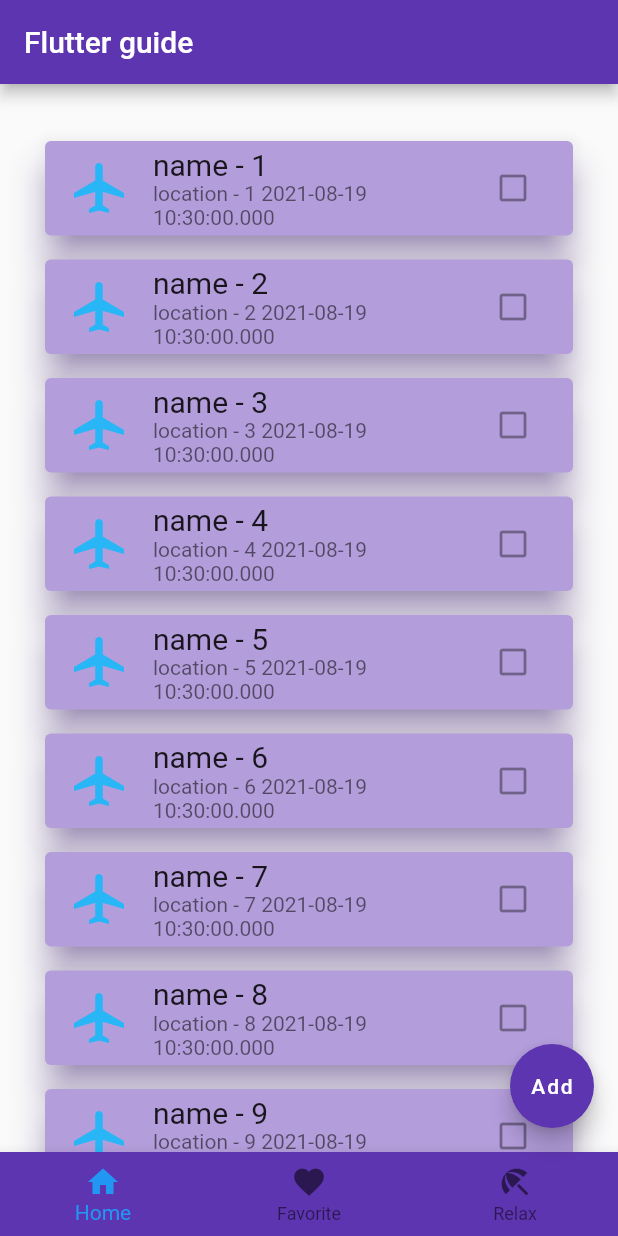
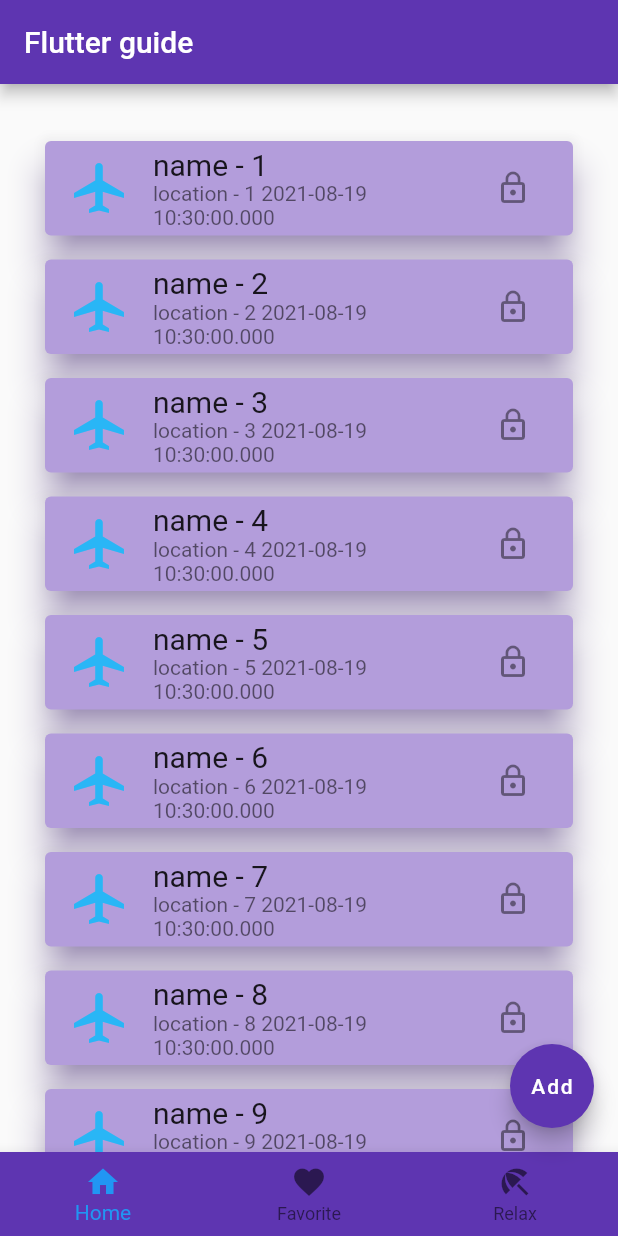
Before and after one commit to Gloomy699/flutter, a Flutter app: the screen it shows after launch, on a phone screen of 412 x 824 dp. Run offline on Flutter 3.47's test engine with Material 2 defaults, Android fonts, the phone set to English and light mode, and no system bars.

Commit message:
complete app

```diff
--- /dev/null
+++ b/flutter_application_1/lib/components/event_card.dart
@@ -0,0 +1,57 @@
+import 'dart:ffi';
+
+import 'package:flutter/material.dart';
+import 'package:flutter_application_1/models/events.dart';
+
+class EventCard extends StatefulWidget {
+  const EventCard({
+    Key? key,
+    required this.event,
+  }) : super(key: key);
+
+  final Event event;
+
+  @override
+  _EventCardState createState() => _EventCardState();
+}
+
+class _EventCardState extends State<EventCard> {
+  bool _isEnabled = true;
+
+  @override
+  void initState() {
+    super.initState();
+    print("initState");
+  }
+
+  @override
+  Widget build(BuildContext context) {
+    print("build");
+    return Card(
+      color: Colors.deepPurple[200],
+      elevation: 10,
+      shadowColor: Colors.deepPurple.shade400,
+      margin: EdgeInsets.symmetric(vertical: 8),
+      child: ListTile(
+        enabled: _isEnabled,
+        title: Text(
+          widget.event.name,
+          style: TextStyle(fontSize: 20.0),
+        ),
+        subtitle:
+            Text("${widget.event.location} ${widget.event.startDateTime}"),
+        leading: Icon(
+          Icons.local_airport,
+          size: 40.0,
+          color: Colors.lightBlue[400],
+        ),
+        trailing: IconButton(
+          icon: _isEnabled ? Icon(Icons.lock_outline) : Icon(Icons.lock_open),
+          onPressed: () => setState(() => _isEnabled = !_isEnabled),
+        ),
+        onTap: () => print("${widget.event.name} - tap"),
+        onLongPress: () => print("${widget.event.location} - longPress"),
+      ),
+    );
+  }
+}
--- a/flutter_application_1/lib/screens/homeScreen.dart
+++ b/flutter_application_1/lib/screens/homeScreen.dart
@@ -1,4 +1,5 @@
 import 'package:flutter/material.dart';
+import 'package:flutter_application_1/components/event_card.dart';
 import 'package:flutter_application_1/models/events.dart';
 
 class HomeScreen extends StatelessWidget {
@@ -147,31 +148,7 @@ class HomeScreen extends StatelessWidget {
         physics: BouncingScrollPhysics(),
         padding: EdgeInsets.all(30.0),
         itemCount: events.length,
-        itemBuilder: (_, index) => Card(
-          color: Colors.deepPurple[200],
-          elevation: 10,
-          shadowColor: Colors.deepPurple.shade400,
-          margin: EdgeInsets.symmetric(vertical: 8),
-          child: ListTile(
-            title: Text(
-              events[index].name,
-              style: TextStyle(fontSize: 20.0),
-            ),
-            subtitle: Text(
-                "${events[index].location} ${events[index].startDateTime}"),
-            leading: Icon(
-              Icons.local_airport,
-              size: 40.0,
-              color: Colors.lightBlue[400],
-            ),
-            trailing: IconButton(
-              icon: Icon(Icons.check_box_outline_blank),
-              onPressed: null,
-            ),
-            onTap: () => print("${events[index].name} - tap"),
-            onLongPress: () => print("${events[index].location} - longPress"),
-          ),
-        ),
+        itemBuilder: (_, index) => EventCard(event: events[index]),
         // index.toString(), // безконечный индекс....
       ),
 
```
Also changed, not shown: 1 other file.
